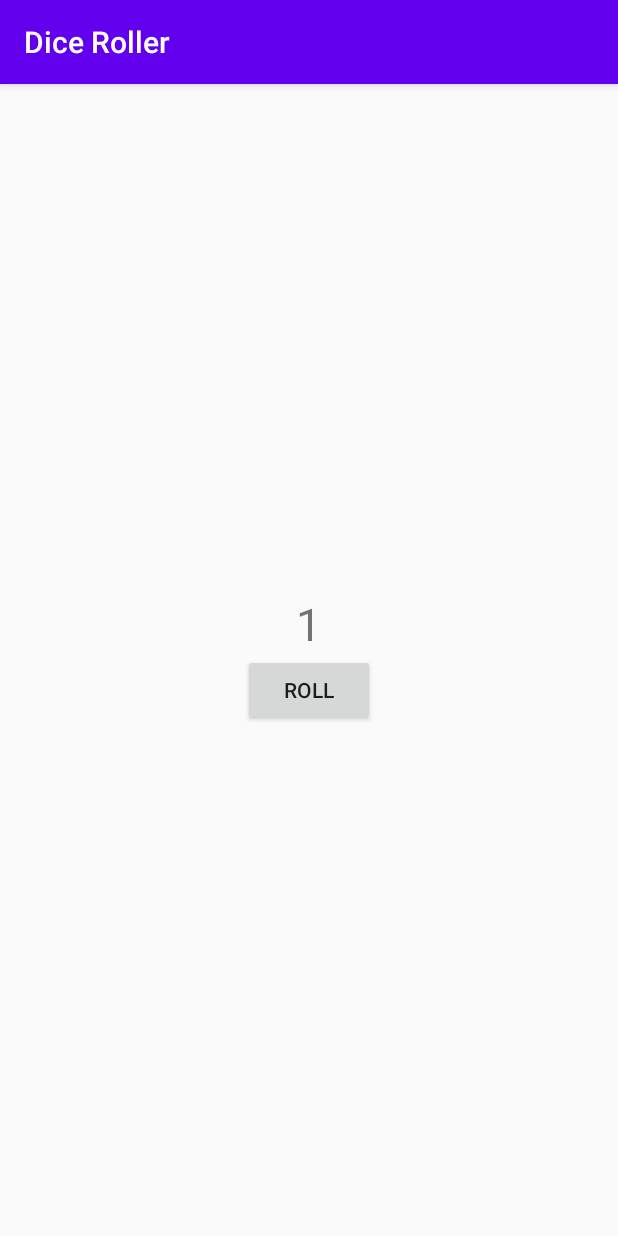
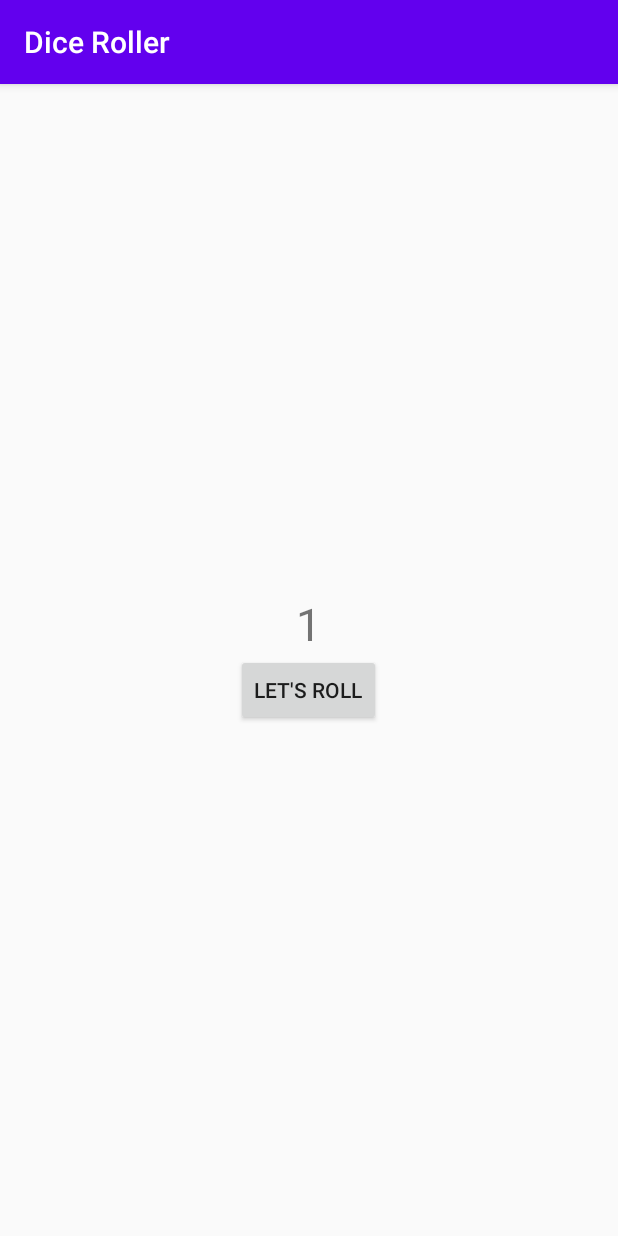
Before and after one commit to HenryQuan/mobile_app_development_training, an Android app: the screen it shows after launch (MainActivity), on a phone screen of 412 x 824 dp. Run offline under Robolectric (Android 15) with nearby library versions, the phone set to English and light mode, and no system bars.

Commit message:
a working dice roller
this is simple but surprisingly fun.
they are doing a great job so far.

```diff
--- a/kotlin fundamentals/dice-roller/app/src/main/java/com/yihengquan/diceroller/MainActivity.kt
+++ b/kotlin fundamentals/dice-roller/app/src/main/java/com/yihengquan/diceroller/MainActivity.kt
@@ -2,11 +2,28 @@ package com.yihengquan.diceroller
 
 import androidx.appcompat.app.AppCompatActivity
 import android.os.Bundle
+import android.widget.Button
+import android.widget.TextView
+import android.widget.Toast
+import java.util.*
 
 class MainActivity : AppCompatActivity() {
 
     override fun onCreate(savedInstanceState: Bundle?) {
         super.onCreate(savedInstanceState)
         setContentView(R.layout.activity_main)
+
+        val rollButton: Button = findViewById(R.id.roll_button)
+        rollButton.text = "Let's roll"
+        rollButton.setOnClickListener {
+            rollDice()
+            Toast.makeText(this, "Dice is rolled", Toast.LENGTH_SHORT).show()
+        }
+    }
+
+    private fun rollDice() {
+        val textView: TextView = findViewById(R.id.result_text)
+        val dice = Random().nextInt(6) + 1
+        textView.text = dice.toString()
     }
 }
--- a/kotlin fundamentals/dice-roller/app/src/main/res/layout/activity_main.xml
+++ b/kotlin fundamentals/dice-roller/app/src/main/res/layout/activity_main.xml
@@ -8,6 +8,7 @@
     tools:context=".MainActivity">
 
     <TextView
+        android:id="@+id/result_text"
         android:layout_width="wrap_content"
         android:layout_height="wrap_content"
         android:layout_gravity="center_horizontal"
@@ -15,6 +16,7 @@
         android:textSize="30sp" />
 
     <Button
+        android:id="@+id/roll_button"
         android:layout_width="wrap_content"
         android:layout_height="wrap_content"
         android:layout_gravity="center_horizontal"
```
